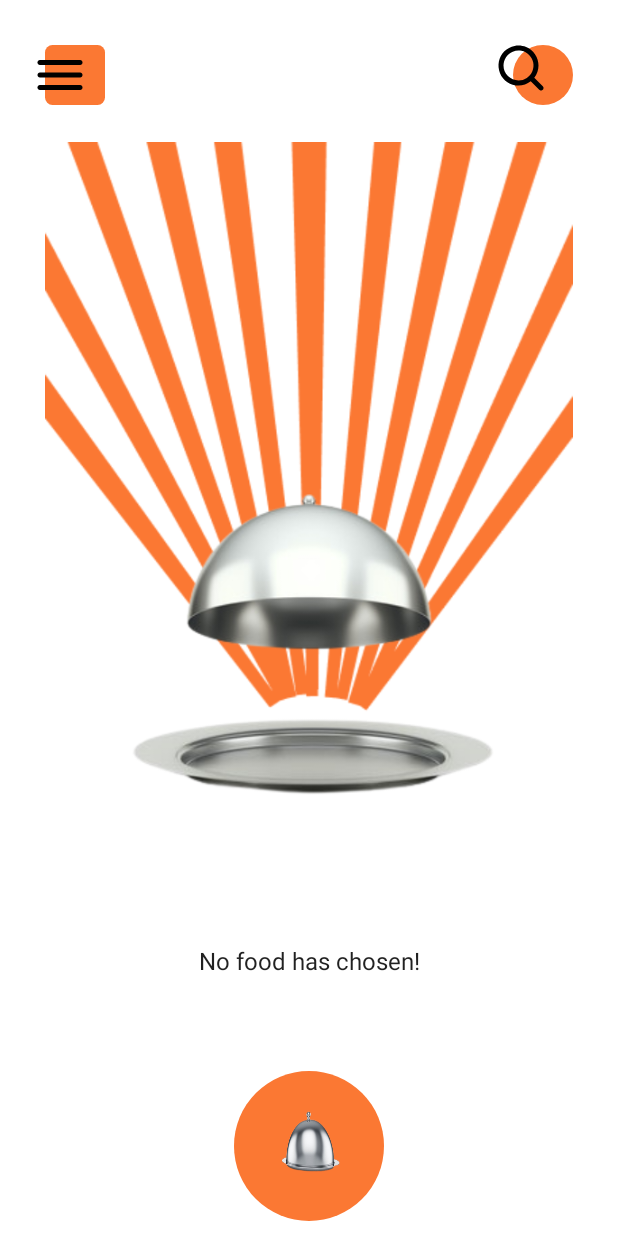
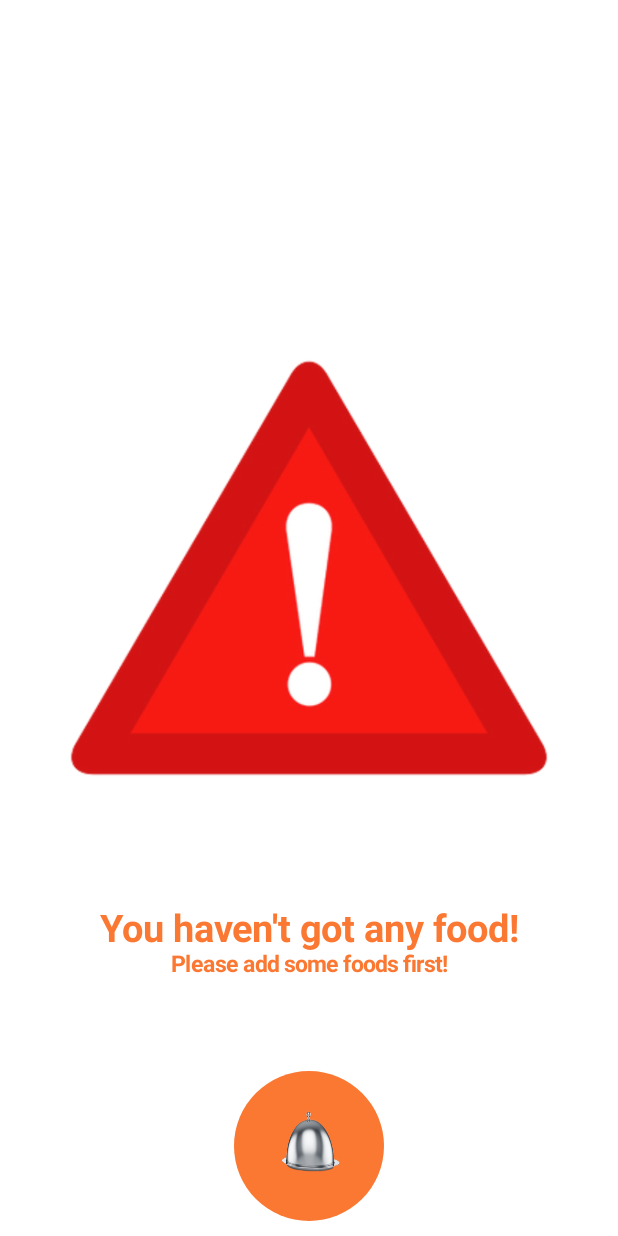
Before and after one commit to NDK2509/Foodomer, an Android app built with Jetpack Compose: the randomizer screen opened through its navigation route, on a phone screen of 412 x 824 dp. Run offline under Robolectric (Android 15) with nearby library versions, the light colour scheme and no system bars.

Commit message:
fix: crash when no food is presented

```diff
--- a/app/src/main/java/com/example/foodomer/ui/screens/RandomizerScreen.kt
+++ b/app/src/main/java/com/example/foodomer/ui/screens/RandomizerScreen.kt
@@ -22,6 +22,7 @@ import com.example.foodomer.R
 import com.example.foodomer.ui.AppViewModelProvider
 import com.example.foodomer.ui.components.core.FoodomerButton
 import com.example.foodomer.ui.components.core.Header
+import com.example.foodomer.ui.components.createfood.BlinkedWarning
 import com.example.foodomer.ui.theme.DEFAULT_PADDING
 import com.example.foodomer.ui.theme.OrangePrimary
 import com.example.foodomer.ui.viewmodels.RandomizerViewModel
@@ -33,18 +34,31 @@ fun RandomizerScreen(
     navController: NavController? = null,
     viewModel: RandomizerViewModel = viewModel(factory = AppViewModelProvider.Factory)
 ) {
+    val foodList by viewModel.foodList.collectAsState(emptyList())
+
     Scaffold(
         bottomBar = {
             Row(
                 modifier = Modifier.fillMaxWidth().padding(bottom = 10.dp), horizontalArrangement = Arrangement.Center
             ) {
                 FoodomerButton {
-                    viewModel.randomFood()
+                    if (foodList.isNotEmpty()) viewModel.randomFood()
                 }
             }
         }, backgroundColor = Color.White, drawerBackgroundColor = Color.White
     ) { padding ->
-
+        if (foodList.isEmpty()) {
+            Column(
+                modifier = Modifier.fillMaxSize(),
+                verticalArrangement = Arrangement.Center,
+                horizontalAlignment = Alignment.CenterHorizontally
+            ) {
+                BlinkedWarning()
+                Spacer(Modifier.height(20.dp))
+                Text("You haven't got any food!", fontSize = 25.sp, fontWeight = FontWeight.Bold, color = OrangePrimary)
+                Text("Please add some foods first!", fontSize = 15.sp, fontWeight = FontWeight.Bold, color = OrangePrimary)
+            }
+        } else {
             val food by viewModel.chosenFood.collectAsState()
 
             Column(
@@ -95,3 +109,4 @@ fun RandomizerScreen(
             }
         }
     }
+}
--- a/app/src/main/java/com/example/foodomer/ui/viewmodels/RandomizerViewModel.kt
+++ b/app/src/main/java/com/example/foodomer/ui/viewmodels/RandomizerViewModel.kt
@@ -8,14 +8,15 @@ import kotlinx.coroutines.flow.*
 import kotlinx.coroutines.launch
 import kotlin.random.Random
 
-class RandomizerViewModel(val foodRepository: FoodRepository) : ViewModel() {
+class RandomizerViewModel(foodRepository: FoodRepository) : ViewModel() {
     private var _chosenFood = MutableStateFlow<Food?>(null)
-    private val _foodList = foodRepository.getAll()
 
+    val foodList = foodRepository.getAll()
     val chosenFood: StateFlow<Food?> = _chosenFood.asStateFlow()
+
     fun randomFood() {
         viewModelScope.launch {
-            val foods = _foodList.first()
+            val foods = foodList.first()
             val numOfFoods = foods.size
             _chosenFood.update {
                 val food = foods[Random.nextInt(0, numOfFoods)]
```
Lines whose indentation alone changed are shown as unchanged.
